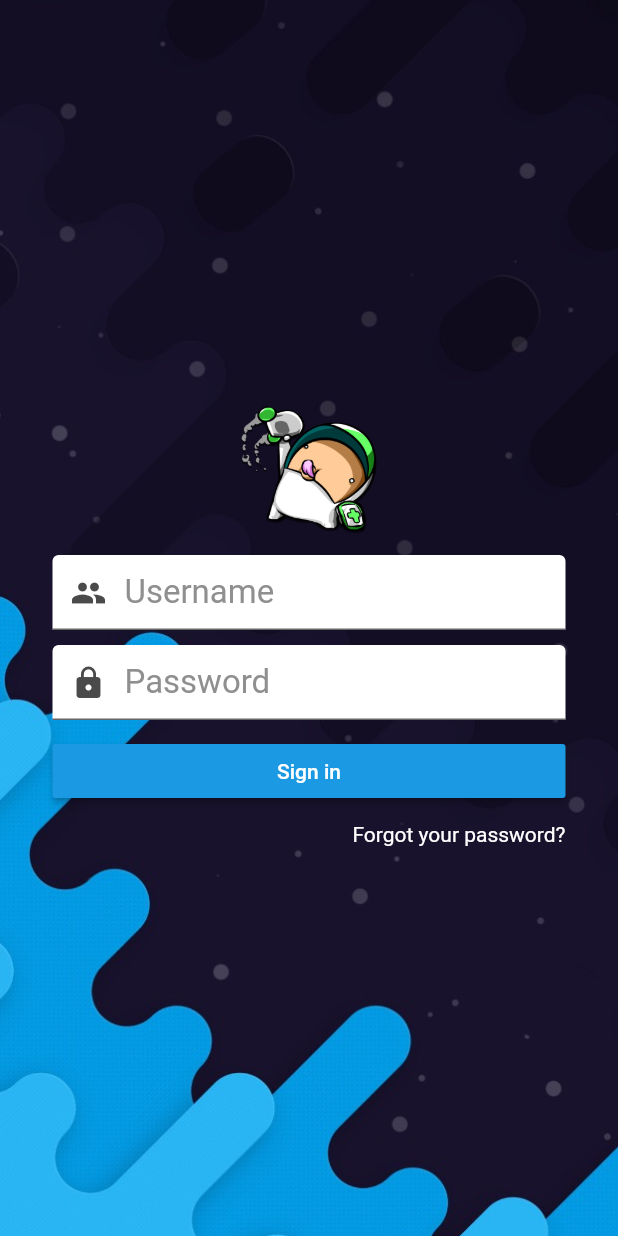
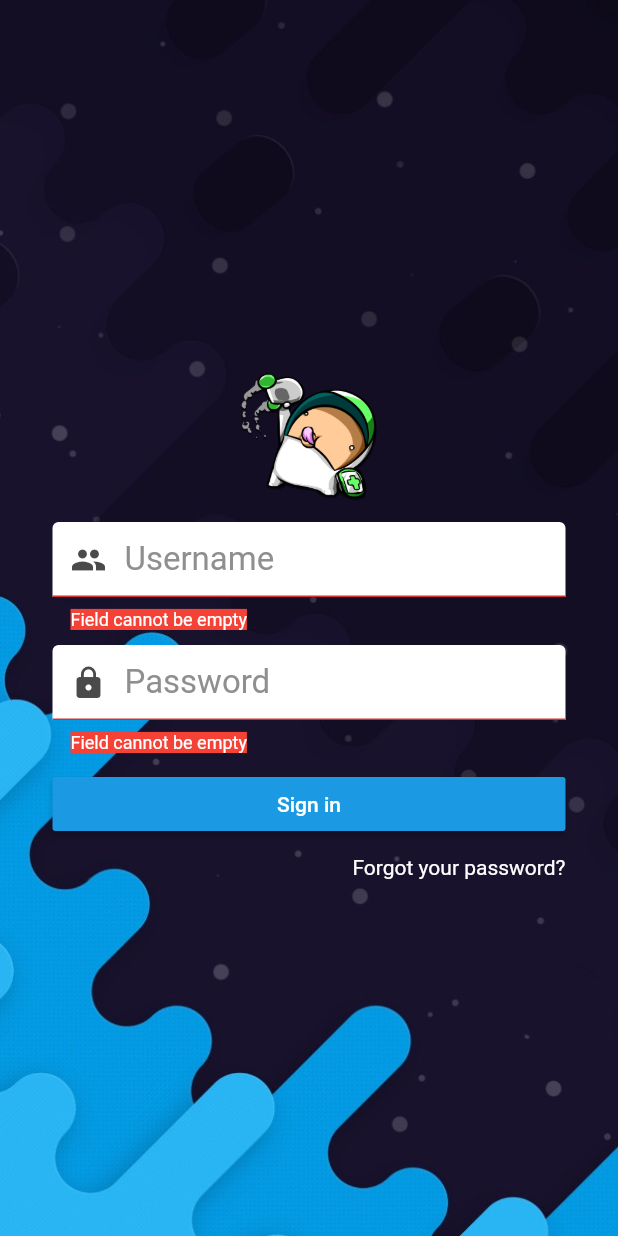
Before and after one commit to luis-abeno/flutter_login_example, a Flutter app: the screen it shows after launch, after a tap on "Sign in", on a phone screen of 412 x 824 dp. Run offline on Flutter 3.47's test engine with Material 2 defaults, Android fonts, the phone set to English and light mode, and no system bars; missing offline and left inert: dart:ffi.

Commit message:
Added reset password screen

```diff
--- a/lib/constants/styles.dart
+++ b/lib/constants/styles.dart
@@ -1,19 +1,28 @@
+import 'dart:ffi';
+
 import 'package:flutter/material.dart';
 
 /// Default margins
-const kMarginTopXLG = 150.0;
-const kMarginTopLG = 80.0;
-const kMarginTopMD = 40.0;
-const kMarginTopSM = 20.0;
-const kMarginTopXS = 10.0;
+const double kMarginTopXLG = 150.0;
+const double kMarginTopLG = 80.0;
+const double kMarginTopMD = 40.0;
+const double kMarginTopSM = 20.0;
+const double kMarginTopXS = 10.0;
 
 /// Page content Margin
-const kContentMargin = EdgeInsets.fromLTRB(35, 0, 35, 0);
+const EdgeInsets kContentMargin = EdgeInsets.fromLTRB(35, 0, 35, 0);
 
 /// Typo
-const kInputText = TextStyle(fontSize: 22, color: Color(0xFF4A4A4A));
-const kInputPlaceholder = TextStyle(color: Color(0xFF8F8F8F));
-const kTextColor = TextStyle(color: Colors.white);
+const TextStyle kInputText = TextStyle(fontSize: 22, color: Color(0xFF4A4A4A));
+const TextStyle kInputPlaceholder = TextStyle(color: Color(0xFF8F8F8F));
+const TextStyle kTextColor = TextStyle(color: Colors.white);
+const Color kIconDark = Color(0xFF4A4A4A);
 
 /// Buttons
-const kButtonPrimaryColor = Color(0xFF1B99E2);
+const Color kButtonPrimaryColor = Color(0xFF1B99E2);
+
+/// Input
+const TextStyle kInputValidationError = TextStyle(
+  color: Colors.white,
+  backgroundColor: Colors.red,
+);
--- a/lib/screens/login.dart
+++ b/lib/screens/login.dart
@@ -1,5 +1,6 @@
 import 'package:flutter/material.dart';
 import 'package:flutter_login_example/constants/styles.dart';
+import 'package:flutter_login_example/screens/reset_password.dart';
 
 class LoginScreen extends StatefulWidget {
   @override
@@ -7,6 +8,7 @@ class LoginScreen extends StatefulWidget {
 }
 
 class _LoginScreenState extends State<LoginScreen> {
+  final _formkey = GlobalKey<FormState>();
   final _userNameController = TextEditingController();
   final _passwordController = TextEditingController();
 
@@ -14,7 +16,11 @@ class _LoginScreenState extends State<LoginScreen> {
   Widget build(BuildContext context) {
     return SafeArea(
       child: Scaffold(
-        body: Container(
+        body: Builder(
+          builder: (BuildContext context) {
+            return Form(
+              key: _formkey,
+              child: Container(
                 decoration: BoxDecoration(
                   image: DecorationImage(
                     image: AssetImage("assets/images/login_background.jpeg"),
@@ -47,6 +53,7 @@ class _LoginScreenState extends State<LoginScreen> {
                             hintStyle: kInputPlaceholder,
                             fillColor: Colors.white,
                             filled: true,
+                            errorStyle: kInputValidationError,
                           ),
                           validator: (value) {
                             if (value.isEmpty) {
@@ -67,12 +74,13 @@ class _LoginScreenState extends State<LoginScreen> {
                           decoration: InputDecoration(
                             prefixIcon: Icon(
                               Icons.lock,
-                        color: Color(0xFF4A4A4A),
+                              color: kIconDark,
                             ),
                             hintText: 'Password',
                             hintStyle: kInputPlaceholder,
                             fillColor: Colors.white,
                             filled: true,
+                            errorStyle: kInputValidationError,
                           ),
                           validator: (value) {
                             if (value.isEmpty) {
@@ -95,22 +103,43 @@ class _LoginScreenState extends State<LoginScreen> {
                             style: kTextColor,
                           ),
                           onPressed: () async {
+                            if (_formkey.currentState.validate()) {
+                              Scaffold.of(context).showSnackBar(
+                                SnackBar(
+                                  content: Text('Authenticating...'),
+                                ),
+                              );
+
                               /// Do auth, make a request to an api
+                            }
                           },
                         ),
                       ),
                       Container(
                         width: double.infinity,
                         margin: EdgeInsets.only(top: kMarginTopXS),
+                        child: InkWell(
+                          onTap: () => {
+                            Navigator.push(
+                              context,
+                              MaterialPageRoute(
+                                builder: (context) => ResetPasswordScreen(),
+                              ),
+                            )
+                          },
                           child: Text(
                             'Forgot your password?',
                             textAlign: TextAlign.right,
                             style: kTextColor,
                           ),
                         ),
+                      ),
                     ],
                   ),
                 ),
+              ),
+            );
+          },
         ),
       ),
     );
```
Also changed, not shown: lib/screens/reset_password.dart (added, +27 -0 lines). Lines whose indentation alone changed are shown as unchanged.
